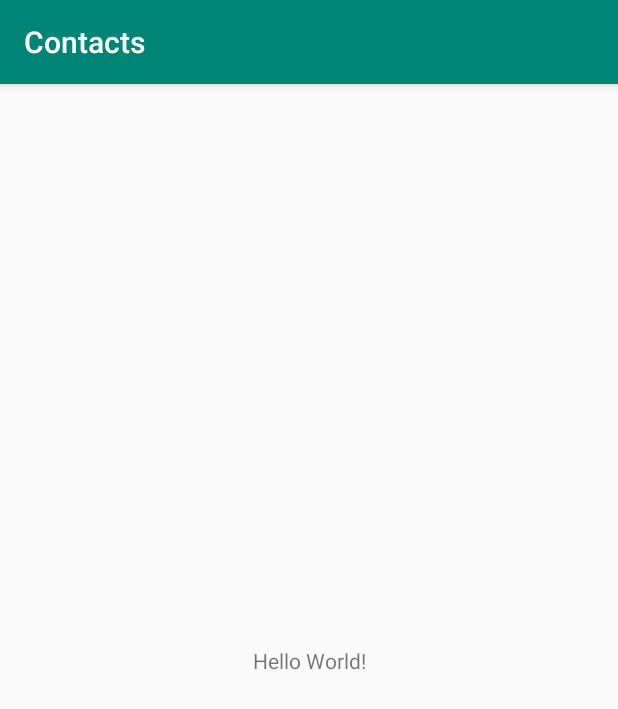
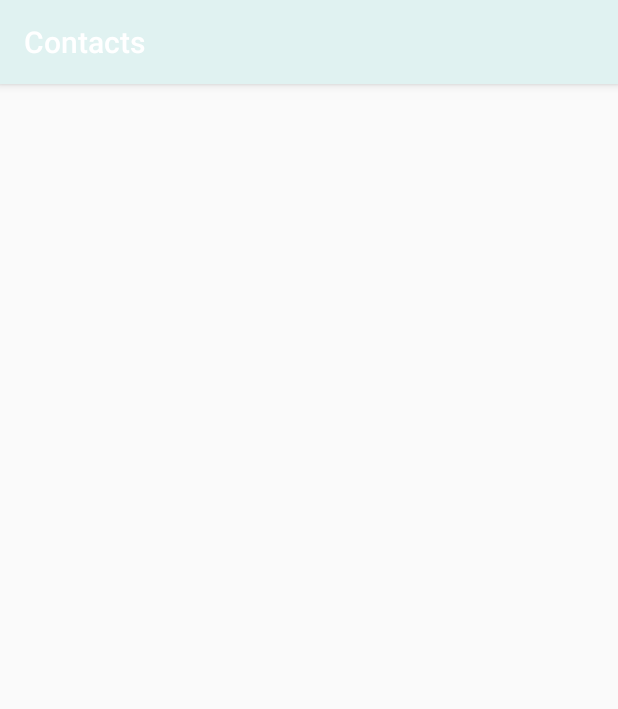
Before and after one commit to VarHoro/testApp_contacts, an Android app: the screen it shows after launch (ContactsActivity), on a phone screen of 412 x 824 dp. Shown: the top 709 px of the screen. Run offline under Robolectric (Android 15) with nearby library versions, the phone set to English and light mode, and no system bars.

Commit message:
Initial commit

```diff
--- a/app/src/main/AndroidManifest.xml
+++ b/app/src/main/AndroidManifest.xml
@@ -4,6 +4,7 @@
 
     <application
             android:allowBackup="true"
+            android:name=".app.BaseApplication"
             android:icon="@mipmap/ic_launcher"
             android:label="@string/app_name"
             android:roundIcon="@mipmap/ic_launcher_round"
--- /dev/null
+++ b/app/src/main/java/com/example/contacts/app/BaseApplication.kt
@@ -0,0 +1,15 @@
+package com.example.contacts.app
+
+import android.app.Application
+import org.koin.android.ext.koin.androidContext
+import org.koin.core.context.startKoin
+
+class BaseApplication : Application(){
+    override fun onCreate() {
+        super.onCreate()
+        startKoin {
+            androidContext(this@BaseApplication)
+            modules(contactsModule)
+        }
+    }
+}
--- /dev/null
+++ b/app/src/main/java/com/example/contacts/app/koin.kt
@@ -0,0 +1,9 @@
+package com.example.contacts.app
+
+import com.example.contacts.presentation.listofcontacts.ContactsViewModel
+import org.koin.android.viewmodel.dsl.viewModel
+import org.koin.dsl.module
+
+val contactsModule = module {
+    viewModel { ContactsViewModel() }
+}
--- a/app/src/main/java/com/example/contacts/presentation/listofcontacts/ContactsActivity.kt
+++ b/app/src/main/java/com/example/contacts/presentation/listofcontacts/ContactsActivity.kt
@@ -3,11 +3,15 @@ package com.example.contacts.presentation.listofcontacts
 import androidx.appcompat.app.AppCompatActivity
 import android.os.Bundle
 import com.example.contacts.R
+import org.koin.android.viewmodel.ext.android.viewModel
 
 class ContactsActivity : AppCompatActivity() {
+
+    private val viewModel : ContactsViewModel by viewModel()
 
     override fun onCreate(savedInstanceState: Bundle?) {
         super.onCreate(savedInstanceState)
         setContentView(R.layout.activity_contacts)
+
     }
 }
--- a/app/src/main/java/com/example/contacts/presentation/listofcontacts/ContactsViewModel.kt
+++ b/app/src/main/java/com/example/contacts/presentation/listofcontacts/ContactsViewModel.kt
@@ -3,5 +3,7 @@ package com.example.contacts.presentation.listofcontacts
 import androidx.lifecycle.ViewModel
 
 class ContactsViewModel : ViewModel(){
+    fun getData(){
 
+    }
 }
--- a/app/src/main/res/layout/activity_contacts.xml
+++ b/app/src/main/res/layout/activity_contacts.xml
@@ -6,14 +6,17 @@
         android:layout_width="match_parent"
         android:layout_height="match_parent"
         tools:context=".presentation.listofcontacts.ContactsActivity">
-
-    <TextView
-            android:layout_width="wrap_content"
-            android:layout_height="wrap_content"
-            android:text="Hello World!"
-            app:layout_constraintBottom_toBottomOf="parent"
-            app:layout_constraintLeft_toLeftOf="parent"
-            app:layout_constraintRight_toRightOf="parent"
-            app:layout_constraintTop_toTopOf="parent"/>
-
+    <ScrollView
+            android:layout_width="match_parent"
+            android:layout_height="match_parent" app:layout_constraintTop_toTopOf="parent"
+            app:layout_constraintStart_toStartOf="parent" app:layout_constraintBottom_toBottomOf="parent"
+            app:layout_constraintEnd_toEndOf="parent">
+        <LinearLayout android:layout_width="match_parent" android:layout_height="wrap_content"
+                      android:orientation="vertical"/>
+    </ScrollView>
+    <LinearLayout
+            android:orientation="vertical"
+            android:layout_width="match_parent"
+            android:layout_height="match_parent" android:id="@+id/contacts_list">
+    </LinearLayout>
 </androidx.constraintlayout.widget.ConstraintLayout>
--- a/app/src/main/res/values/colors.xml
+++ b/app/src/main/res/values/colors.xml
@@ -1,6 +1,6 @@
 <?xml version="1.0" encoding="utf-8"?>
 <resources>
-    <color name="colorPrimary">#008577</color>
-    <color name="colorPrimaryDark">#00574B</color>
-    <color name="colorAccent">#D81B60</color>
+    <color name="colorPrimary">#E0F2F1</color>
+    <color name="colorPrimaryDark">#8B9695</color>
+    <color name="colorAccent">#186439</color>
 </resources>
```
